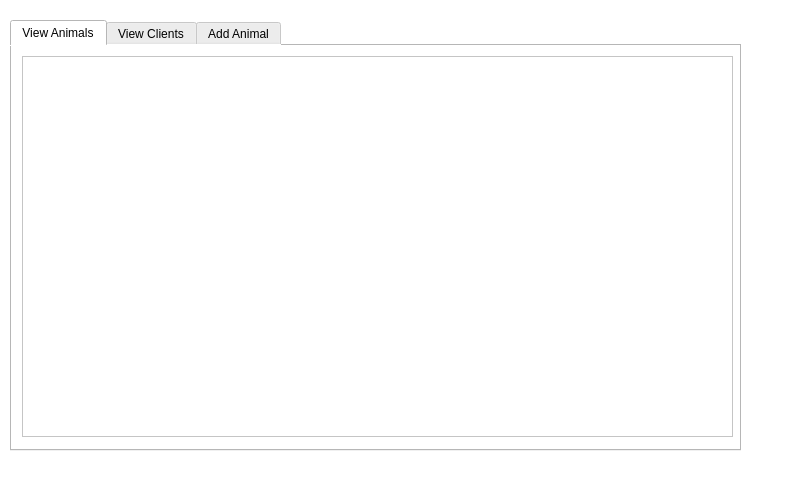
lfroms/cuacs, file app/MainWindow/MainWindow.ui: the form before one commit.
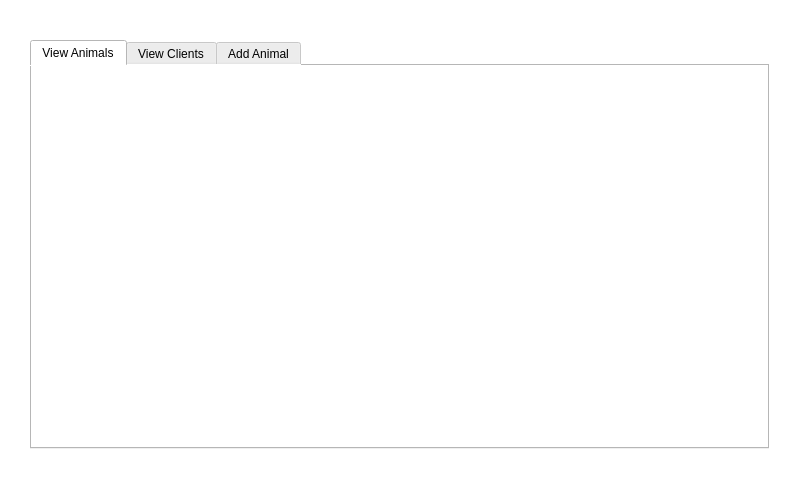
The form after the commit. The open tabs and pages were chosen to show the change.

Patch:
```diff
--- a/app/MainWindow/MainWindow.ui
+++ b/app/MainWindow/MainWindow.ui
@@ -29,15 +29,24 @@
    <string notr="true">background-color: white;</string>
   </property>
   <widget class="QWidget" name="centralWidget">
-   <widget class="QTabWidget" name="tabWidget">
+   <widget class="QWidget" name="verticalLayoutWidget_4">
     <property name="geometry">
      <rect>
-      <x>10</x>
-      <y>20</y>
-      <width>731</width>
+      <x>19</x>
+      <y>29</y>
+      <width>761</width>
       <height>431</height>
      </rect>
     </property>
+    <layout class="QVBoxLayout" name="verticalLayout_4">
+     <property name="sizeConstraint">
+      <enum>QLayout::SetDefaultConstraint</enum>
+     </property>
+     <item>
+      <widget class="QTabWidget" name="tabWidget">
+       <property name="enabled">
+        <bool>true</bool>
+       </property>
     <property name="sizePolicy">
      <sizepolicy hsizetype="Expanding" vsizetype="Expanding">
       <horstretch>0</horstretch>
@@ -54,12 +63,24 @@
      <widget class="QListWidget" name="animalsListWidget">
       <property name="geometry">
        <rect>
-        <x>10</x>
-        <y>10</y>
-        <width>711</width>
-        <height>381</height>
-       </rect>
-      </property>
+           <x>0</x>
+           <y>0</y>
+           <width>755</width>
+           <height>398</height>
+          </rect>
+         </property>
+         <property name="sizePolicy">
+          <sizepolicy hsizetype="Expanding" vsizetype="Expanding">
+           <horstretch>0</horstretch>
+           <verstretch>0</verstretch>
+          </sizepolicy>
+         </property>
+         <property name="frameShape">
+          <enum>QFrame::NoFrame</enum>
+         </property>
+         <property name="frameShadow">
+          <enum>QFrame::Plain</enum>
+         </property>
      </widget>
     </widget>
     <widget class="QWidget" name="viewClientsTab">
@@ -457,6 +478,9 @@
      </widget>
     </widget>
    </widget>
+     </item>
+    </layout>
+   </widget>
   </widget>
   <widget class="QMenuBar" name="menuBar">
    <property name="geometry">
```
Left out of the diff: 19 changed lines with no effect on the pictures. Lines whose indentation alone changed are shown as unchanged.
